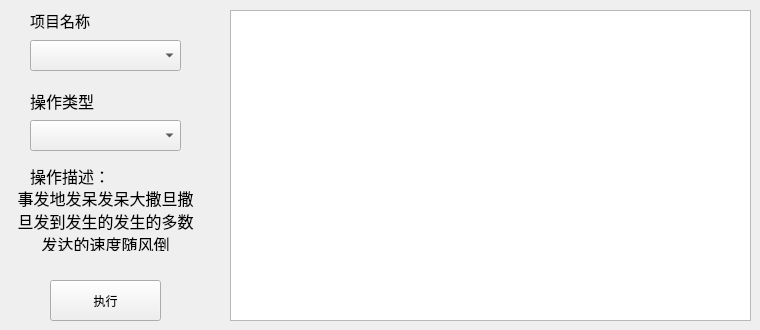
Before: the Qt Designer form client/gameserverOperator/ui/mainwindow.ui in face2wind/internalServiceProvider, drawn with Qt 5.
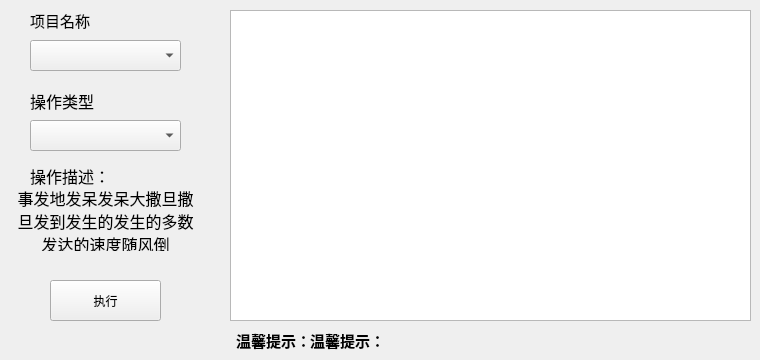
After: the same form once the commit is applied.

```diff
--- a/client/gameserverOperator/ui/mainwindow.ui
+++ b/client/gameserverOperator/ui/mainwindow.ui
@@ -7,13 +7,13 @@
     <x>0</x>
     <y>0</y>
     <width>760</width>
-    <height>330</height>
+    <height>360</height>
    </rect>
   </property>
   <property name="maximumSize">
    <size>
     <width>760</width>
-    <height>330</height>
+    <height>360</height>
    </size>
   </property>
   <property name="windowTitle">
@@ -144,6 +144,55 @@
      </rect>
     </property>
    </widget>
+   <widget class="QLabel" name="label_4">
+    <property name="geometry">
+     <rect>
+      <x>230</x>
+      <y>330</y>
+      <width>81</width>
+      <height>21</height>
+     </rect>
+    </property>
+    <property name="font">
+     <font>
+      <pointsize>11</pointsize>
+      <weight>75</weight>
+      <bold>true</bold>
+     </font>
+    </property>
+    <property name="text">
+     <string>温馨提示：</string>
+    </property>
+    <property name="alignment">
+     <set>Qt::AlignRight|Qt::AlignTrailing|Qt::AlignVCenter</set>
+    </property>
+   </widget>
+   <widget class="QLabel" name="tips_txt">
+    <property name="geometry">
+     <rect>
+      <x>310</x>
+      <y>330</y>
+      <width>431</width>
+      <height>21</height>
+     </rect>
+    </property>
+    <property name="font">
+     <font>
+      <pointsize>11</pointsize>
+      <weight>75</weight>
+      <bold>true</bold>
+     </font>
+    </property>
+    <property name="autoFillBackground">
+     <bool>false</bool>
+    </property>
+    <property name="text">
+     <string>温馨提示：</string>
+    </property>
+    <property name="alignment">
+     <set>Qt::AlignLeading|Qt::AlignLeft|Qt::AlignVCenter</set>
+    </property>
+   </widget>
   </widget>
  </widget>
  <resources/>
```
